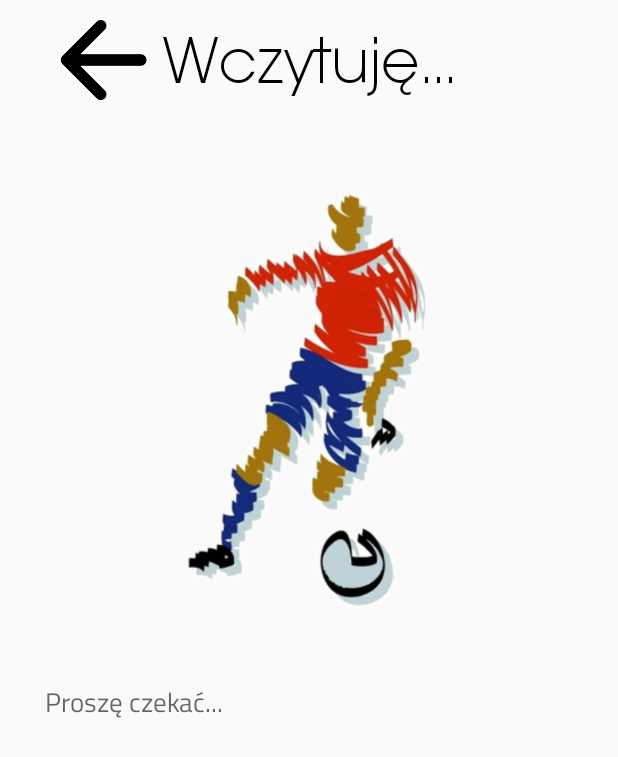
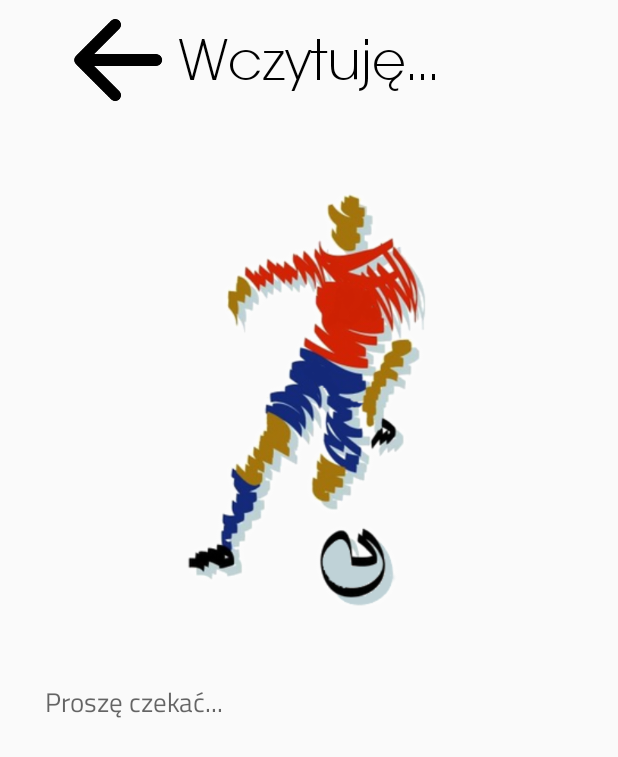
Before and after one commit to piotrszych/ZPI_TreningPilkarza, an Android app: the fragment HelpFragment placed in its activity, on a phone screen of 412 x 824 dp. Shown: the top 757 px of the screen. Run offline under Robolectric (Android 15) with nearby library versions, the light colour scheme and no system bars; 5 statements that could not run were skipped.

```diff
--- a/app/src/main/res/layout/fragment_help.xml
+++ b/app/src/main/res/layout/fragment_help.xml
@@ -19,7 +19,7 @@
                 android:layout_width="wrap_content"
                 android:layout_height="wrap_content"
                 android:text="Wczytuję..."
-                android:textSize="40sp"
+                android:textSize="35sp"
                 android:textColor="#000000"
                 android:layout_centerVertical="true"
                 android:layout_centerInParent="true" />
```
